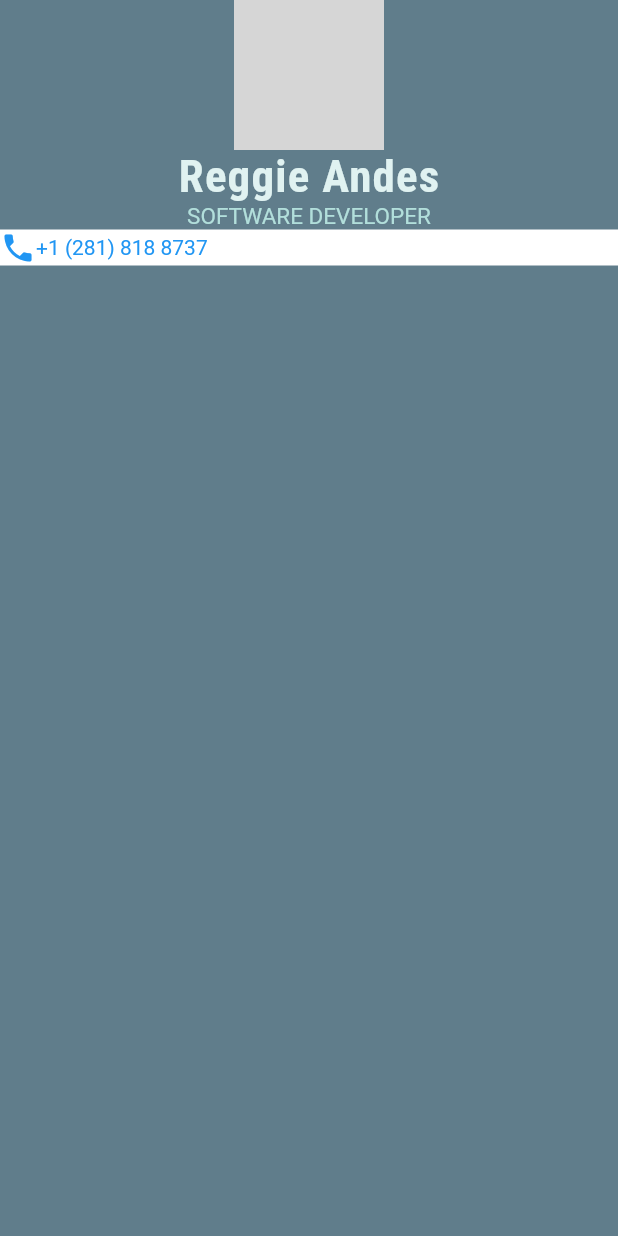
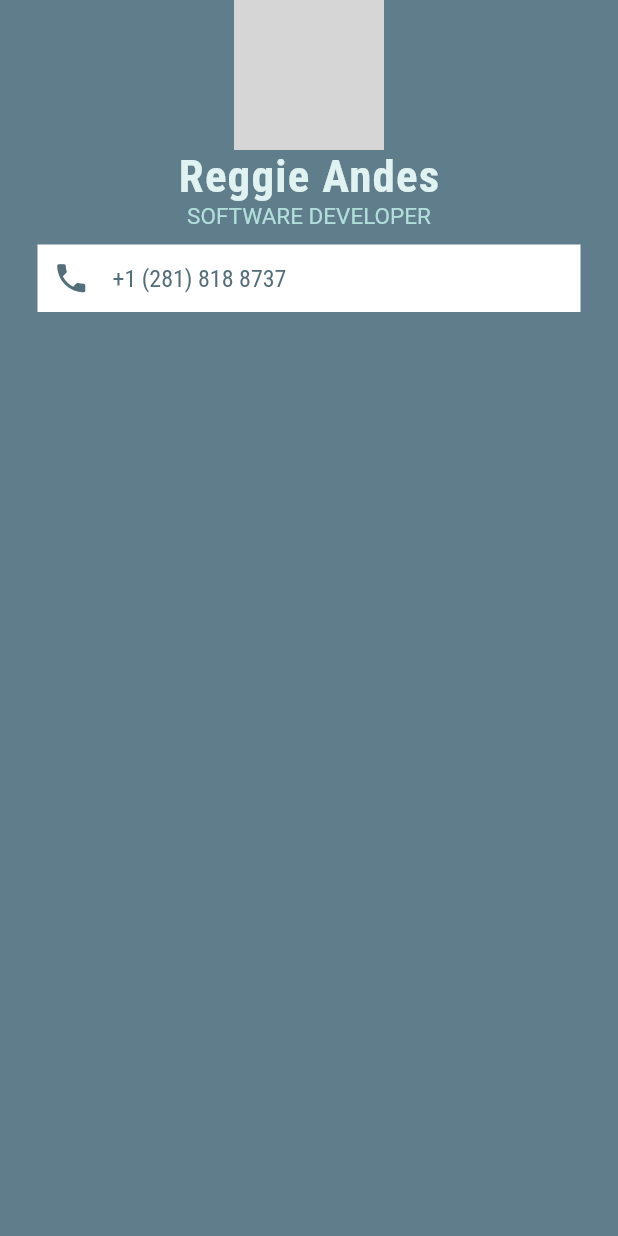
Before and after one commit to ambrosaur/contact_card_flutter, a Flutter app: the screen it shows after launch, on a phone screen of 412 x 824 dp. Run offline on Flutter 3.47's test engine with Material 2 defaults, Android fonts, the phone set to English and light mode, and no system bars; Roboto replaces fonts that are missing (OpenSansCondensed); grey boxes are pictures that could not be loaded.

Commit message:
added padding, margins + update text styles

```diff
--- a/lib/main.dart
+++ b/lib/main.dart
@@ -36,17 +36,25 @@ class MyApp extends StatelessWidget {
               ),
             ),
             Container(
+              padding: EdgeInsets.all(10.0),
               color: Colors.white,
+              margin: EdgeInsets.symmetric(vertical: 10.0, horizontal: 25.0),
               child: Row(
                 children: <Widget>[
                   Icon(
                     Icons.phone,
-                    color: Colors.blue,
+                    color: Colors.blueGrey[600],
+                    size: 25.0,
+                  ),
+                  SizedBox(
+                    width: 15.0,
                   ),
                   Text(
                     '+1 (281) 818 8737',
                     style: TextStyle(
-                      color: Colors.blue,
+                      color: Colors.blueGrey[600],
+                      fontFamily: 'RobotoCondensed',
+                      fontSize: 16.0,
                     ),
                   ),
                 ],
```
